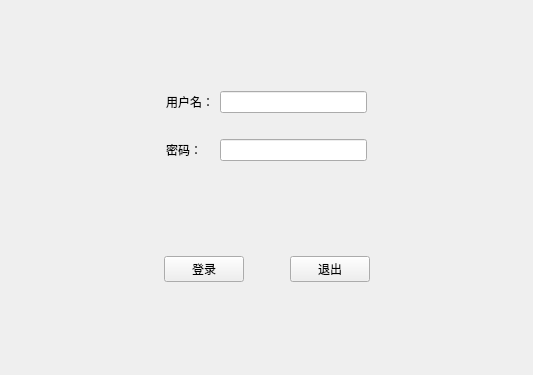
First picture: the form in customerloginwindow.ui, repository Hami-8/C-HomeWork, before the edit.
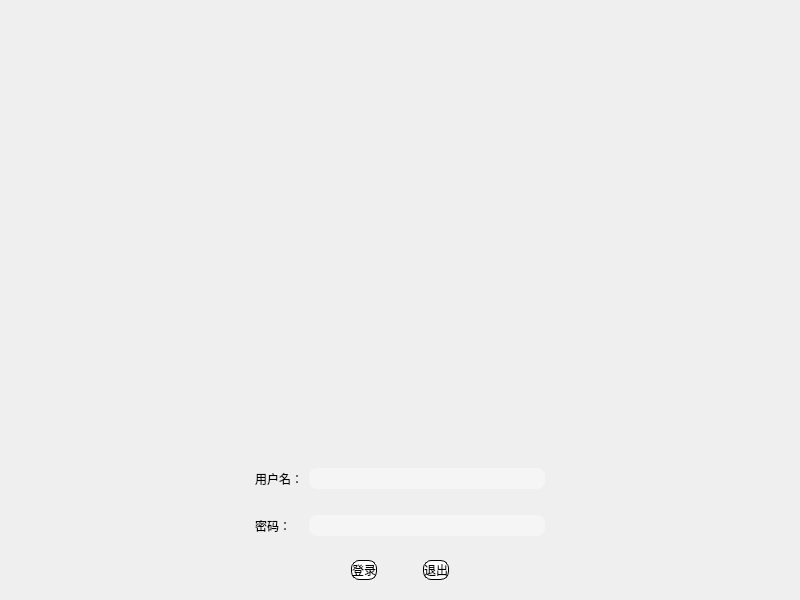
Second picture: the form after the edit. Icons and pictures are not drawn.

The edit to the form file:
```diff
--- a/customerloginwindow.ui
+++ b/customerloginwindow.ui
@@ -6,14 +6,80 @@
    <rect>
     <x>0</x>
     <y>0</y>
-    <width>533</width>
-    <height>375</height>
+    <width>800</width>
+    <height>600</height>
    </rect>
   </property>
+  <property name="sizePolicy">
+   <sizepolicy hsizetype="Preferred" vsizetype="Fixed">
+    <horstretch>0</horstretch>
+    <verstretch>0</verstretch>
+   </sizepolicy>
+  </property>
+  <property name="minimumSize">
+   <size>
+    <width>800</width>
+    <height>600</height>
+   </size>
+  </property>
   <property name="windowTitle">
    <string>Form</string>
   </property>
+  <property name="styleSheet">
+   <string notr="true">QWidget#CustomerLoginWindow{
+	border-image: url(://picture/6.png);
+	
+}
+
+QLabel{
+
+	
+	font: 12pt &quot;华光标题宋_CNKI&quot;;
+font: 12pt &quot;华光综艺_CNKI&quot;;
+}
+QLineEdit{
+	background-color: rgb(245, 245, 245);
+	padding-left: 16px;
+	border-radius: 8px;
+font: 12pt;
+}
+/* 设置按钮样式 */
+QPushButton {
+    background-color: white;
+    color: black; /* 红色 */
+    border: 1px solid black;  /*红色边框 */
+    border-radius: 8px;
+    /*padding: 8px 16px;*/
+	font: 12pt &quot;华光综艺_CNKI&quot;;
+width: 3.5em; /* 设置按钮的宽度为字体大小的1.2倍 */
+    height: 2em; /* 设置按钮的高度为字体大小的1.2倍 */
+}
+
+QPushButton:hover {
+    background-color: #ff7875; /* 深红色 */
+    color: white;
+}
+
+QPushButton:pressed {
+    background-color: #d32f2f; /* 点击时的深红色 */
+    color: white;
+}
+</string>
+  </property>
   <layout class="QVBoxLayout" name="verticalLayout">
+   <item>
+    <spacer name="verticalSpacer_2">
+     <property name="orientation">
+      <enum>Qt::Vertical</enum>
+     </property>
+     <property name="sizeHint" stdset="0">
+      <size>
+       <width>20</width>
+       <height>40</height>
+      </size>
+     </property>
+    </spacer>
+   </item>
    <item>
     <widget class="QWidget" name="widget" native="true">
      <property name="sizePolicy">
@@ -113,6 +179,9 @@
       </item>
       <item>
        <widget class="QPushButton" name="loginButton">
+        <property name="styleSheet">
+         <string notr="true"/>
+        </property>
         <property name="text">
          <string>登录</string>
         </property>
@@ -136,6 +205,9 @@
       </item>
       <item>
        <widget class="QPushButton" name="exitButton">
+        <property name="styleSheet">
+         <string notr="true"/>
+        </property>
         <property name="text">
          <string>退出</string>
         </property>
```
